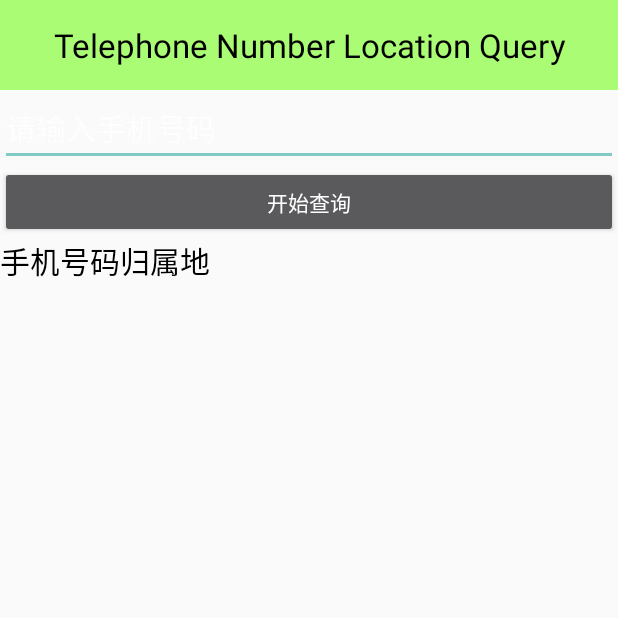
After one commit to Nemo1250529397/mobileSafe, an Android app: the TelephoneNumberQueryActivity screen opened directly, with no data from a screen before it, on a phone screen of 412 x 824 dp, the top half of it. The commit adds this screen. Run offline under Robolectric (Android 15) with nearby library versions, the phone set to English and light mode, and no system bars.

Commit message:
add the telephone number location query function

```diff
--- a/app/src/main/AndroidManifest.xml
+++ b/app/src/main/AndroidManifest.xml
@@ -12,6 +12,7 @@
     <uses-permission android:name="android.permission.RECEIVE_BOOT_COMPLETED" />
     <uses-permission android:name="android.permission.READ_CONTACTS" />
     <uses-permission android:name="android.permission.READ_SMS" />
+    <uses-permission android:name="android.permission.SEND_SMS" />
 
     <application
         android:allowBackup="true"
@@ -35,8 +36,10 @@
         <activity android:name=".Step03Activity" />
         <activity android:name=".Step04Activity" />
         <activity android:name=".SelectContactActivity" />
+        <activity android:name=".LostFundActivity" />
+        <activity android:name=".AToolsActivity" />
+        <activity android:name=".TelephoneNumberQueryActivity" />
 
-        <activity android:name=".LostFundActivity" />
         <receiver android:name=".receiver.BootCompleteReceiver">
             <intent-filter>
                 <action android:name="android.intent.action.BOOT_COMPLETED" />
--- a/app/src/main/java/nemo/com/mobilesafe/HomeActivity.java
+++ b/app/src/main/java/nemo/com/mobilesafe/HomeActivity.java
@@ -69,6 +69,12 @@ public class HomeActivity extends Activity implements AdapterView.OnItemClickLis
                     showSetupPwdDialog();
                 }
 
+                break;
+            }
+
+            case 7: {
+                Intent intent = new Intent(HomeActivity.this, AToolsActivity.class);
+                startActivity(intent);
                 break;
             }
 
--- a/app/src/main/java/nemo/com/mobilesafe/Step01Activity.java
+++ b/app/src/main/java/nemo/com/mobilesafe/Step01Activity.java
@@ -7,6 +7,8 @@ import android.view.GestureDetector;
 import android.view.MotionEvent;
 import android.view.View;
 import android.widget.Toast;
+
+import nemo.com.mobilesafe.receiver.SMSReceiver;
 
 /**
  * Created by nemo on 16-6-15.
--- /dev/null
+++ b/app/src/main/java/nemo/com/mobilesafe/TelephoneNumberQueryActivity.java
@@ -0,0 +1,105 @@
+package nemo.com.mobilesafe;
+
+import android.app.Activity;
+import android.content.res.AssetManager;
+import android.database.Cursor;
+import android.database.sqlite.SQLiteDatabase;
+import android.os.Bundle;
+import android.text.TextUtils;
+import android.view.View;
+import android.widget.EditText;
+import android.widget.TextView;
+
+import java.io.File;
+import java.io.FileOutputStream;
+import java.io.IOException;
+import java.io.InputStream;
+
+/**
+ * Created by nemo on 16-6-30.
+ */
+public class TelephoneNumberQueryActivity extends Activity {
+    private EditText etTelephoneNumber = null;
+    private TextView tvNumberLocation = null;
+
+    public void onCreate(Bundle savedInstanceState) {
+        super.onCreate(savedInstanceState);
+        setContentView(R.layout.telephonenumberquery_activity);
+
+        etTelephoneNumber = (EditText) findViewById(R.id.et_telephonenumber);
+        tvNumberLocation = (TextView) findViewById(R.id.tv_location);
+
+        File file = new File(getFilesDir(), "address.db");
+        if(file.exists() && file.length() > 0) {
+
+        } else {
+            try {
+                InputStream is = getAssets().open("address.db");
+                FileOutputStream fos = new FileOutputStream(file);
+                byte[] buffer = new byte[1024];
+                int len = 0;
+                while((len = is.read(buffer)) != -1) {
+                    fos.write(buffer, 0, len);
+                }
+                fos.close();
+                is.close();
+            } catch (IOException e) {
+                e.printStackTrace();
+            }
+        }
+
+//        InputStream is = null;
+//        FileOutputStream fos = null;
+//        try {
+//            is = getAssets().open("address.db");
+////            fos = openFileOutput("address.db", MODE_PRIVATE);
+//            File file = new File(getFilesDir(), "address.db");
+//            fos = new FileOutputStream(file);
+//
+//            byte[] buffer = new byte[1024];
+//            int len = 0;
+//            while((len = is.read(buffer))!= -1) {
+//                fos.write(buffer, 0, len);
+//            }
+//        } catch (IOException e) {
+//            e.printStackTrace();
+//        } finally {
+//            if(fos != null) {
+//                try {
+//                    fos.close();
+//                } catch (IOException e) {
+//                    e.printStackTrace();
+//                }
+//            }
+//
+//            if(is != null) {
+//                try {
+//                    is.close();
+//                } catch (IOException e) {
+//                    e.printStackTrace();
+//                }
+//            }
+//        }
+    }
+
+    public void startQueryLocation(View view) {
+        String telephoneNumber = etTelephoneNumber.getText().toString().trim();
+
+        if(!TextUtils.isEmpty(telephoneNumber)) {
+            SQLiteDatabase db = SQLiteDatabase.openDatabase(getFilesDir().getAbsolutePath()+"/address.db",
+                    null, SQLiteDatabase.OPEN_READONLY);
+            if(db.isOpen()) {
+                String sql = "select location from data2 where id=(select outkey from data1 where id=?)";
+                Cursor cursor = db.rawQuery(sql, new String[]{telephoneNumber.substring(0, 7)});
+                if(cursor != null) {
+                    while(cursor.moveToNext()) {
+                        String location = cursor.getString(0);
+                        tvNumberLocation.setText("手机号码归属地： " + location);
+                    }
+                    cursor.close();
+                }
+                db.close();
+            }
+        }
+    }
+}
--- a/app/src/main/res/layout/lostfund_activity.xml
+++ b/app/src/main/res/layout/lostfund_activity.xml
@@ -97,11 +97,15 @@
         android:layout_height="wrap_content" />
 
     <TextView
+        android:clickable="true"
+        android:onClick="startLocation"
         style="@style/text_content_style"
         android:drawableLeft="@android:drawable/star_big_on"
         android:text="GPS追踪：#*location*#"/>
 
     <TextView
+        android:clickable="true"
+        android:onClick="startAlarm"
         style="@style/text_content_style"
         android:drawableLeft="@android:drawable/star_big_on"
         android:text="播放报警音乐：#*alarm*#" />
--- /dev/null
+++ b/app/src/main/res/layout/telephonenumberquery_activity.xml
@@ -0,0 +1,37 @@
+<?xml version="1.0" encoding="utf-8"?>
+<LinearLayout xmlns:android="http://schemas.android.com/apk/res/android"
+    android:orientation="vertical" android:layout_width="match_parent"
+    android:layout_height="match_parent">
+
+    <TextView
+        android:text="@string/telephonenumberquerytitle"
+        android:background="#8866ff00"
+        android:textSize="22sp"
+        android:textColor="#000000"
+        android:gravity="center"
+        android:layout_width="match_parent"
+        android:layout_height="60dip" />
+
+    <EditText
+        android:id="@+id/et_telephonenumber"
+        android:hint="请输入手机号码"
+        android:inputType="phone"
+        android:textSize="20sp"
+        android:layout_width="match_parent"
+        android:layout_height="wrap_content" />
+
+    <Button
+        android:onClick="startQueryLocation"
+        android:text="开始查询"
+        android:layout_width="match_parent"
+        android:layout_height="wrap_content" />
+
+    <TextView
+        android:id="@+id/tv_location"
+        android:text="手机号码归属地"
+        android:textSize="20sp"
+        android:textColor="#000000"
+        android:layout_width="wrap_content"
+        android:layout_height="wrap_content" />
+
+</LinearLayout>
--- a/app/src/main/res/values/strings.xml
+++ b/app/src/main/res/values/strings.xml
@@ -46,4 +46,10 @@
     <!--SelectContactActivity-->
     <string name="selectcontacttitle">Select Contact</string>
 
+    <!--AToolsActivity-->
+    <string name="atoolstitile">Advanced Tools</string>
+
+    <!--TelephoneNumberQueryActivity-->
+    <string name="telephonenumberquerytitle">Telephone Number Location Query</string>
+
 </resources>
```
Also changed, not shown: app/src/main/java/nemo/com/mobilesafe/AToolsActivity.java (added, +21 -0 lines), app/src/main/java/nemo/com/mobilesafe/LostFundActivity.java (+10 -0 lines), app/src/main/java/nemo/com/mobilesafe/receiver/SMSReceiver.java (+36 -13 lines), app/src/main/res/layout/atools_activity.xml (added, +28 -0 lines), 1 other file.
